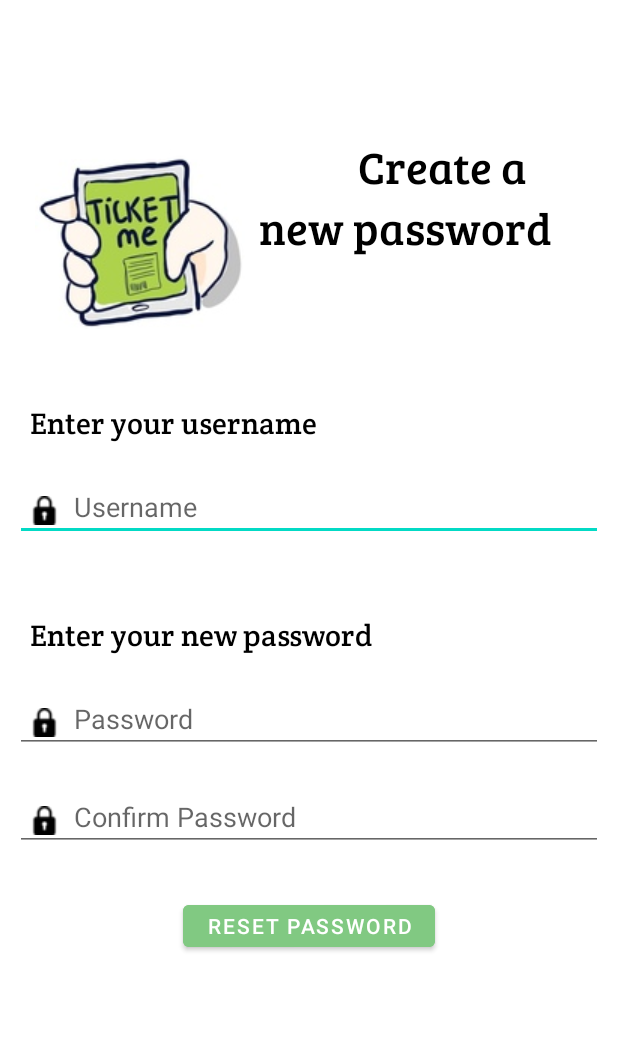
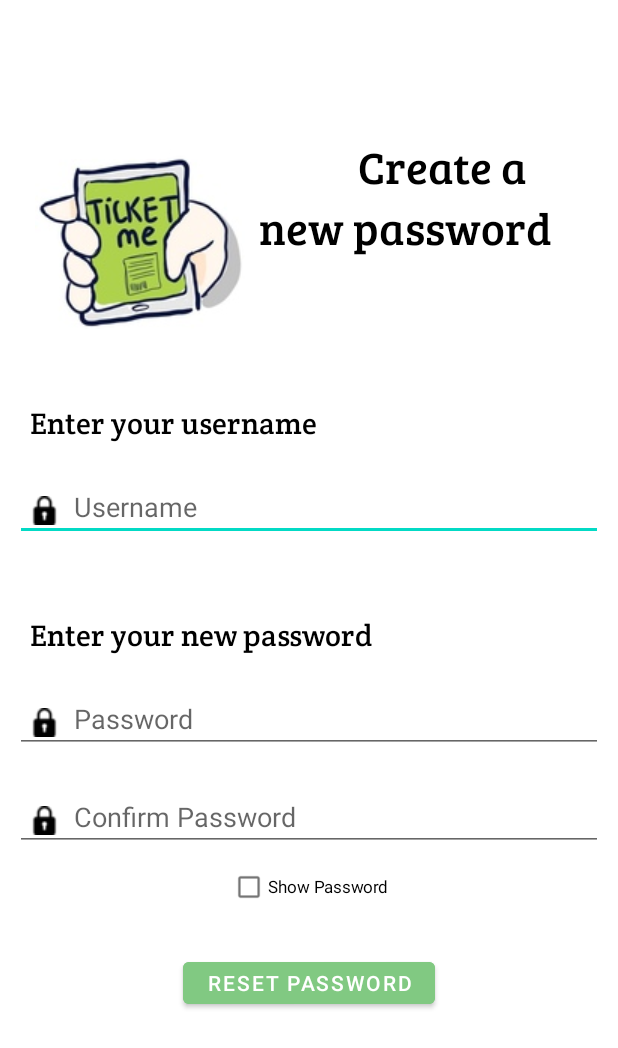
Before and after one commit to SweetPotatoaa/TICKETME, an Android app: the screen it shows after launch (ForgotPassword), after a tap on "Forgot password", on a phone screen of 412 x 824 dp. Shown: the top 1048 px of the screen. Run offline under Robolectric (Android 15) with nearby library versions, the phone set to English and light mode, and no system bars.

Commit message:
Show Password checkbox /button depenses by period / per shop

```diff
--- a/app/src/main/java/com/example/loginsqlite/ForgotPassword.java
+++ b/app/src/main/java/com/example/loginsqlite/ForgotPassword.java
@@ -5,8 +5,12 @@ import androidx.appcompat.app.AppCompatActivity;
 
 import android.content.Intent;
 import android.os.Bundle;
+import android.text.method.HideReturnsTransformationMethod;
+import android.text.method.PasswordTransformationMethod;
 import android.view.View;
 import android.widget.Button;
+import android.widget.CheckBox;
+import android.widget.CompoundButton;
 import android.widget.EditText;
 import android.widget.Toast;
 
@@ -16,6 +20,7 @@ public class ForgotPassword extends AppCompatActivity {
     EditText pass, repass;
     Button confirm;
     DatabaseHelper DB;
+    CheckBox showpassword;
 
     @Override
     protected void onCreate(Bundle savedInstanceState) {
@@ -27,6 +32,7 @@ public class ForgotPassword extends AppCompatActivity {
         repass = (EditText) findViewById(R.id.repassword_reset);
         confirm = (Button) findViewById(R.id.btnconfirm);
         DB = new DatabaseHelper(this);
+        showpassword = (CheckBox) findViewById(R.id.showpassword);
 
 
         confirm.setOnClickListener(new View.OnClickListener() {
@@ -67,5 +73,20 @@ public class ForgotPassword extends AppCompatActivity {
             }
         });
 
+        //To show the password
+        showpassword.setOnCheckedChangeListener(new CompoundButton.OnCheckedChangeListener() {
+            @Override
+            public void onCheckedChanged(CompoundButton buttonButton, boolean b) {
+                if (b){
+                    pass.setTransformationMethod(HideReturnsTransformationMethod.getInstance());
+                    repass.setTransformationMethod(HideReturnsTransformationMethod.getInstance());
+                }else {
+                    pass.setTransformationMethod(PasswordTransformationMethod.getInstance());
+                    repass.setTransformationMethod(PasswordTransformationMethod.getInstance());
+                }
+
+            }
+        });
+
     }
 }
--- a/app/src/main/java/com/example/loginsqlite/MainActivity.java
+++ b/app/src/main/java/com/example/loginsqlite/MainActivity.java
@@ -4,8 +4,12 @@ import androidx.appcompat.app.AppCompatActivity;
 
 import android.content.Intent;
 import android.os.Bundle;
+import android.text.method.HideReturnsTransformationMethod;
+import android.text.method.PasswordTransformationMethod;
 import android.view.View;
 import android.widget.Button;
+import android.widget.CheckBox;
+import android.widget.CompoundButton;
 import android.widget.EditText;
 import android.widget.TextView;
 import android.widget.Toast;
@@ -17,6 +21,7 @@ public class MainActivity extends AppCompatActivity {
     Button mButtonLogin;
     TextView mTextViewRegister, forgot;
     DatabaseHelper db;
+    CheckBox showpassword;
 
 
     @Override
@@ -31,6 +36,7 @@ public class MainActivity extends AppCompatActivity {
         mButtonLogin = (Button) findViewById(R.id.button_login);
         mTextViewRegister = (TextView) findViewById(R.id.textview_register);
         forgot = (TextView) findViewById(R.id.btnforgot);
+        showpassword = (CheckBox) findViewById(R.id.showpassword);
 
         //After clicking on the register text, it will go to the page Register
         mTextViewRegister.setOnClickListener(new View.OnClickListener() {
@@ -75,5 +81,19 @@ public class MainActivity extends AppCompatActivity {
                 startActivity(intent);
             }
         });
+
+
+        //To show the password
+        showpassword.setOnCheckedChangeListener(new CompoundButton.OnCheckedChangeListener() {
+            @Override
+            public void onCheckedChanged(CompoundButton buttonButton, boolean b) {
+                if (b){
+                    mTextPassword.setTransformationMethod(HideReturnsTransformationMethod.getInstance());
+                }else {
+                    mTextPassword.setTransformationMethod(PasswordTransformationMethod.getInstance());
+                }
+
+            }
+        });
     }
 }
--- a/app/src/main/res/layout/activity_forgot_password.xml
+++ b/app/src/main/res/layout/activity_forgot_password.xml
@@ -68,7 +68,8 @@
         android:drawablePadding="10dp"
         android:hint="@string/password"
         android:layout_marginLeft="10dp"
-        android:layout_marginRight="10dp"/>
+        android:layout_marginRight="10dp"
+        android:inputType="textPassword"/>
 
 
     <EditText
@@ -81,13 +82,23 @@
         android:drawableLeft="@drawable/password"
         android:drawablePadding="10dp"
         android:layout_marginLeft="10dp"
-        android:layout_marginRight="10dp"/>
+        android:layout_marginRight="10dp"
+        android:inputType="textPassword"/>
+
+    <CheckBox
+        android:layout_width="wrap_content"
+        android:layout_height="wrap_content"
+        android:text="Show Password"
+        android:scaleX="0.8"
+        android:scaleY="0.8"
+        android:id="@+id/showpassword"/>
+
 
     <Button
         android:id="@+id/btnconfirm"
         android:layout_width="wrap_content"
         android:layout_height="40dp"
-        android:layout_marginTop="30dp"
+        android:layout_marginTop="20dp"
         android:text="RESET PASSWORD"
         android:backgroundTint="@color/greenpale"/>
 
--- a/app/src/main/res/values/strings.xml
+++ b/app/src/main/res/values/strings.xml
@@ -7,4 +7,6 @@
     <string name="already_registered">Already registered ?</string>
     <string name="register">REGISTER</string>
     <string name="not_registered">Not registered ?</string>
+    <string name="bar_chart">Bar Chart</string>
+    <string name="pie_chart">Pie Chart</string>
 </resources>
```
Also changed, not shown: app/src/main/java/com/example/loginsqlite/RegisterActivity.java (+20 -0 lines), app/src/main/res/drawable/outlined_button_style.xml (added, +10 -0 lines), app/src/main/res/layout/activity_main.xml (+11 -1 lines), app/src/main/res/layout/activity_register.xml (+10 -0 lines), app/src/main/res/layout/activity_stat.xml (+38 -3 lines), app/src/main/java/com/example/loginsqlite/StatActivity.java (line endings or trailing spaces).
